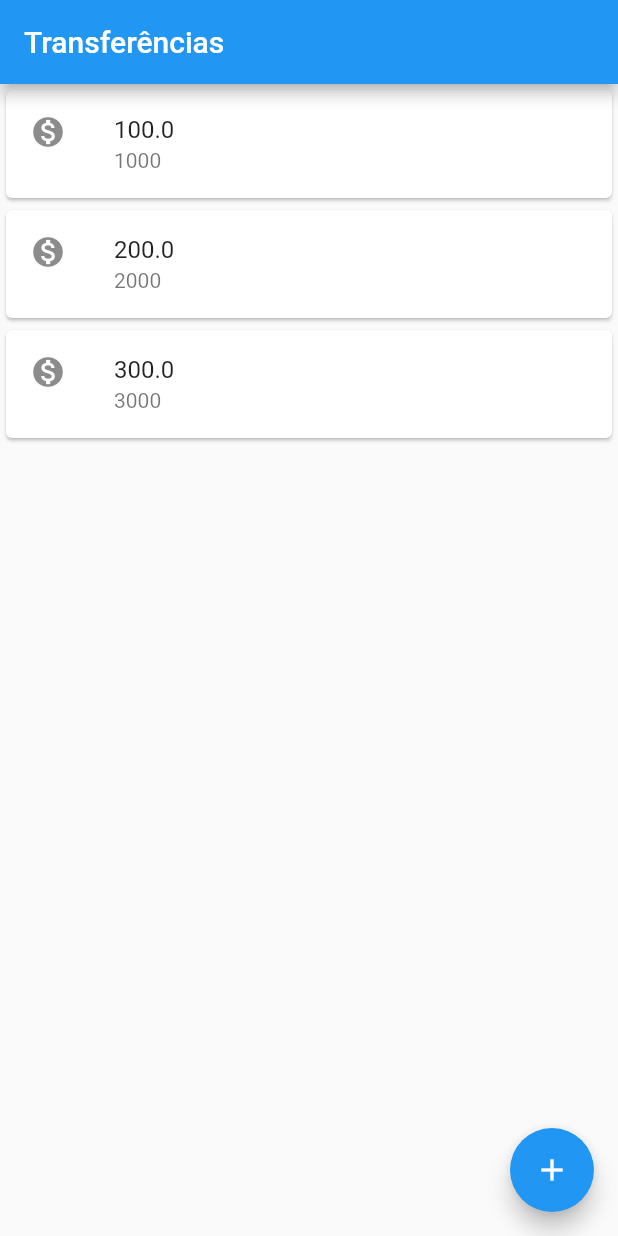
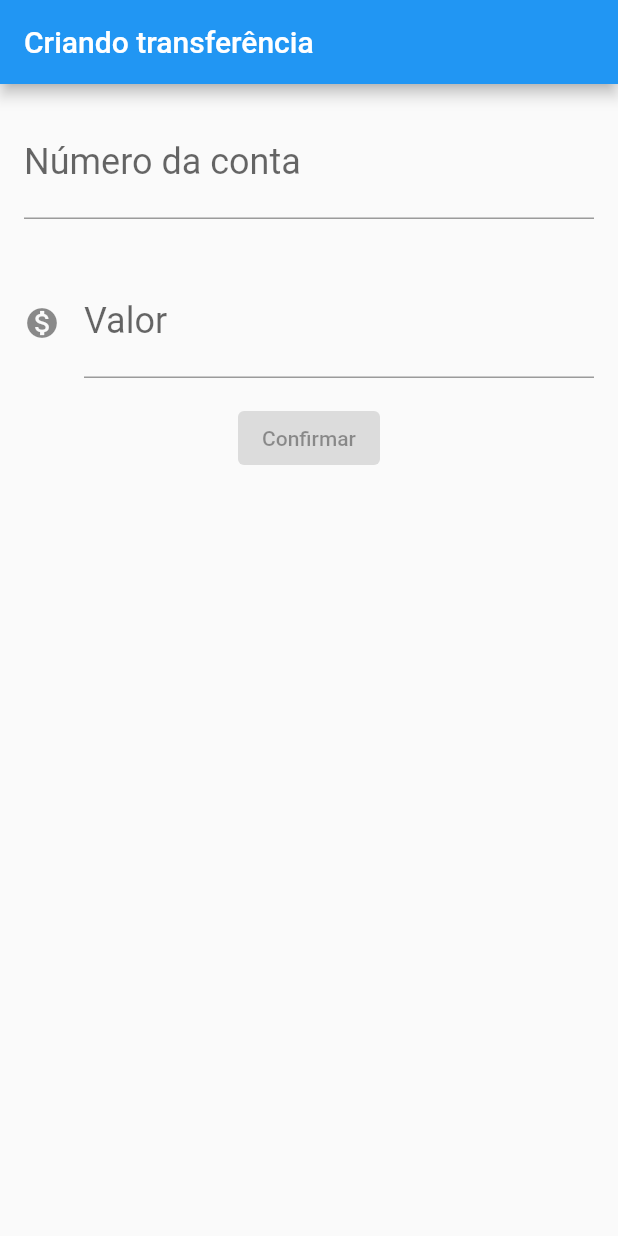
Before and after one commit to takanage/first_app_flutter, a Flutter app: the screen it shows after launch, on a phone screen of 412 x 824 dp. Run offline on Flutter 3.47's test engine with Material 2 defaults, Android fonts, the phone set to English and light mode, and no system bars.

Commit message:
New Page

```diff
--- a/lib/main.dart
+++ b/lib/main.dart
@@ -1,26 +1,77 @@
 import 'package:flutter/material.dart';
 
-void main() => runApp(MaterialApp(
+void main() => runApp(BytebankApp());
+
+class BytebankApp extends StatelessWidget {
+  @override
+  Widget build(BuildContext context) {
+    return MaterialApp(
       home: Scaffold(
-        body: ListaTransferencia(),
-        appBar: AppBar(
-          title: Text('Transferências'),
-        ),
-        floatingActionButton: FloatingActionButton(
-          child: Icon(Icons.add),
-        ),
+        body: FormularioTransferencia(),
       ),
-    ));
+    );
+  }
+}
+
+class FormularioTransferencia extends StatelessWidget {
+  @override
+  Widget build(BuildContext context) {
+    return Scaffold(
+      appBar: AppBar(
+        title: Text('Criando transferência'),
+      ),
+      body: Column(
+        children: <Widget>[
+          Padding(
+            padding: const EdgeInsets.all(16.0),
+            child: TextField(
+              style: TextStyle(fontSize: 24.0),
+              decoration: InputDecoration(
+                labelText: 'Número da conta',
+                hintText: '0000',
+              ),
+              keyboardType: TextInputType.number,
+            ),
+          ),
+          Padding(
+            padding: const EdgeInsets.all(16.0),
+            child: TextField(
+              style: TextStyle(fontSize: 24.0),
+              decoration: InputDecoration(
+                icon: Icon(Icons.monetization_on),
+                labelText: 'Valor',
+                hintText: '0.00',
+              ),
+              keyboardType: TextInputType.number,
+            ),
+          ),
+
+          ElevatedButton(
+            child: Text('Confirmar'),
+          ),
+        ],
+      ),
+    );
+  }
+}
 
 class ListaTransferencia extends StatelessWidget {
   @override
   Widget build(BuildContext context) {
-    return Column(
-      children: [
-        ItemTransferencia(Transferencia(100.0, 1000)),
-        ItemTransferencia(Transferencia(200.0, 2000)),
-        ItemTransferencia(Transferencia(300.0, 3000)),
-      ],
+    return Scaffold(
+      appBar: AppBar(
+        title: Text('Transferências'),
+      ),
+      body: Column(
+        children: <Widget>[
+          ItemTransferencia(Transferencia(100.0, 1000)),
+          ItemTransferencia(Transferencia(200.0, 2000)),
+          ItemTransferencia(Transferencia(300.0, 3000)),
+        ],
+      ),
+      floatingActionButton: FloatingActionButton(
+        child: Icon(Icons.add),
+      ),
     );
   }
 }
```
